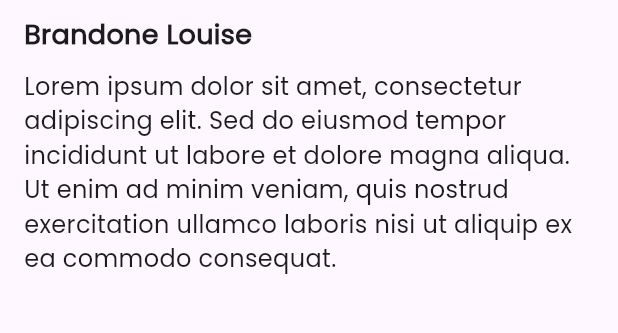
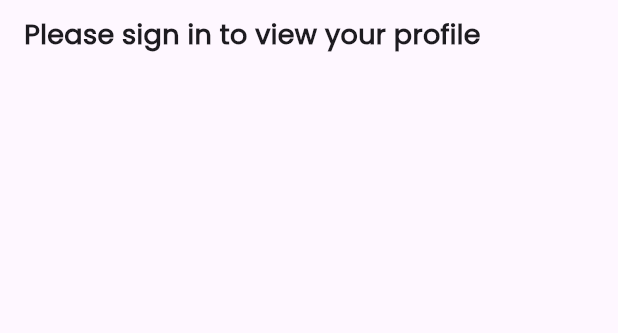
Before and after one commit to vinukavinnath/madhack_3.0, a Flutter app: the AboutMe screen opened directly, on a phone screen of 412 x 824 dp, the part 159-492 px from its top. Run offline on Flutter 3.47's test engine with Material 3 defaults, Android fonts, the phone set to English and light mode, and no system bars; our stand-ins replace cloud_firestore, firebase_auth, firebase_core, firebase_storage, flutter_spinkit, hidden_drawer_menu and 3 more; missing offline and left inert: dart:ffi, external_app_launcher; accounts and stored records are empty.

Commit message:
edit about me page

```diff
--- a/lib/main.dart
+++ b/lib/main.dart
@@ -1,4 +1,5 @@
 import 'package:async_and_await/controller/root_page.dart';
+import 'package:async_and_await/screens/user/dashboard/aboutme.dart';
 import 'package:async_and_await/view/pages/authentication/splash_screen.dart';
 import 'package:async_and_await/view/pages/user/dashboard.dart';
 import 'package:flutter/material.dart';
@@ -35,7 +36,7 @@ class MyApp extends StatelessWidget {
         ),
         useMaterial3: true,
       ),
-      home: const SafeArea(child: AboutPage1()),
+      home:  SafeArea(child: AboutMe()),
       // home: const SafeArea(
       //   child: VerifyAccount(),
       // ),
--- a/lib/screens/user/dashboard/aboutme.dart
+++ b/lib/screens/user/dashboard/aboutme.dart
@@ -1,4 +1,6 @@
 import 'package:flutter/material.dart';
+import 'package:firebase_auth/firebase_auth.dart';
+import 'package:cloud_firestore/cloud_firestore.dart';
 
 class AboutMe extends StatelessWidget {
   @override
@@ -7,7 +9,22 @@ class AboutMe extends StatelessWidget {
       appBar: AppBar(
         title: Text('About Me'),
       ),
-      body: Padding(
+      body: FutureBuilder(
+        future: getCurrentUserData(),
+        builder: (context, snapshot) {
+          if (snapshot.connectionState == ConnectionState.waiting) {
+            return Center(
+              child: CircularProgressIndicator(),
+            );
+          }
+          if (snapshot.hasError) {
+            return Center(
+              child: Text('Error: ${snapshot.error}'),
+            );
+          }
+          // Extract user data from the snapshot
+          var userData = snapshot.data as Map<String, dynamic>;
+          return Padding(
             padding: const EdgeInsets.all(16.0),
             child: Column(
               crossAxisAlignment: CrossAxisAlignment.start,
@@ -20,25 +37,70 @@ class AboutMe extends StatelessWidget {
                   ),
                 ),
                 SizedBox(height: 10),
-            Text(
-              'Brandone Louise',
+                userData.containsKey('user_fullname')
+                    ? Text(
+                  userData['user_fullname'] ?? '', // Display user fullname
+                  style: TextStyle(
+                    fontSize: 18,
+                    fontWeight: FontWeight.bold,
+                  ),
+                )
+                    : Text(
+                  'Please sign in to view your profile',
                   style: TextStyle(
                     fontSize: 18,
                     fontWeight: FontWeight.bold,
                   ),
                 ),
                 SizedBox(height: 10),
-            Text(
-              'Lorem ipsum dolor sit amet, consectetur adipiscing elit. '
-                  'Sed do eiusmod tempor incididunt ut labore et dolore magna aliqua. '
-                  'Ut enim ad minim veniam, quis nostrud exercitation ullamco laboris '
-                  'nisi ut aliquip ex ea commodo consequat.',
+                userData.containsKey('about_me')
+                    ? Text(
+                  userData['about_me'] ?? '', // Display user about me information
                   style: TextStyle(fontSize: 16),
-            ),
+                )
+                    : userData.containsKey('user_fullname')
+                    ? Text(
+                  'No additional information found',
+                  style: TextStyle(fontSize: 16),
+                )
+                    : Container(),
                 // Add more information about yourself as needed
               ],
             ),
+          );
+        },
       ),
     );
   }
+
+  // Function to get current user's data from Firestore
+  Future<Map<String, dynamic>> getCurrentUserData() async {
+    // Get current user
+    User? user = FirebaseAuth.instance.currentUser;
+    if (user == null) {
+      // Return an empty map if the user is not authenticated
+      return {};
     }
+
+    // Get current user's email
+    String email = user.email ?? '';
+    if (email.isEmpty) {
+      // Return an empty map if the user's email is null or empty
+      return {};
+    }
+
+    // Query Firestore to get user data based on email
+    var querySnapshot = await FirebaseFirestore.instance
+        .collection('User')
+        .doc(email) // Assuming doc ID is the user email
+        .get();
+    if (!querySnapshot.exists) {
+      // Return an empty map if user data not found
+      return {};
+    }
+
+    // Extract user data from the query snapshot
+    var userData = querySnapshot.data() as Map<String, dynamic>;
+    return userData;
+  }
+}
```
Also changed, not shown: lib/view/pages/user_profile_creation/aboutpage2.dart (+6 -12 lines). Lines whose indentation alone changed are shown as unchanged.
